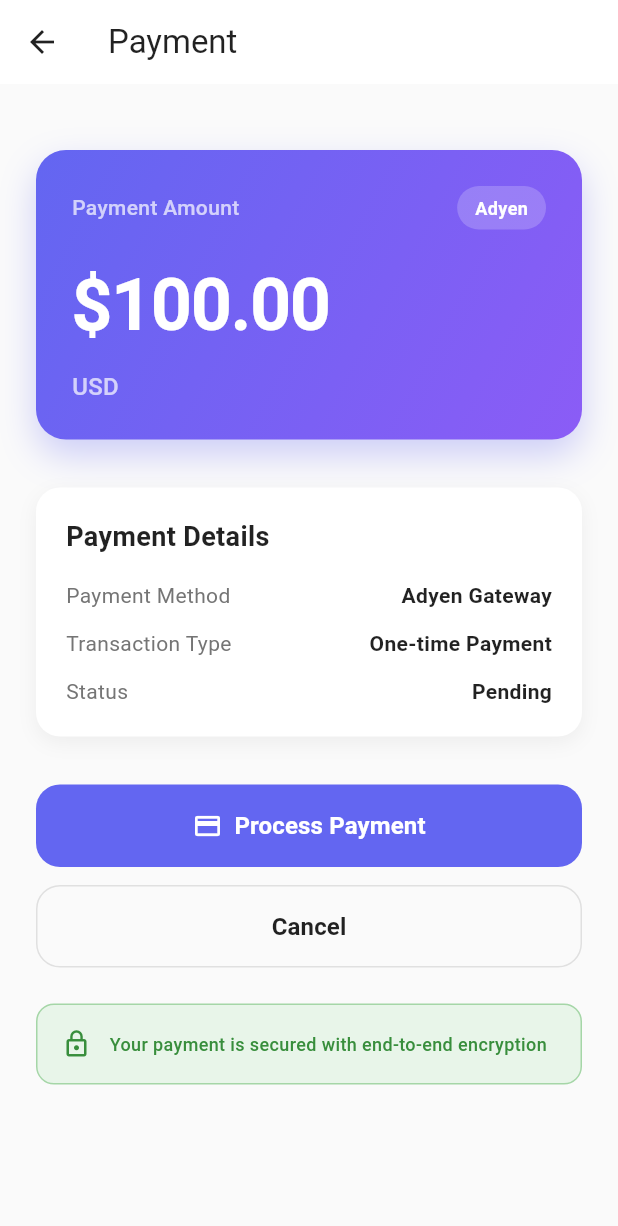
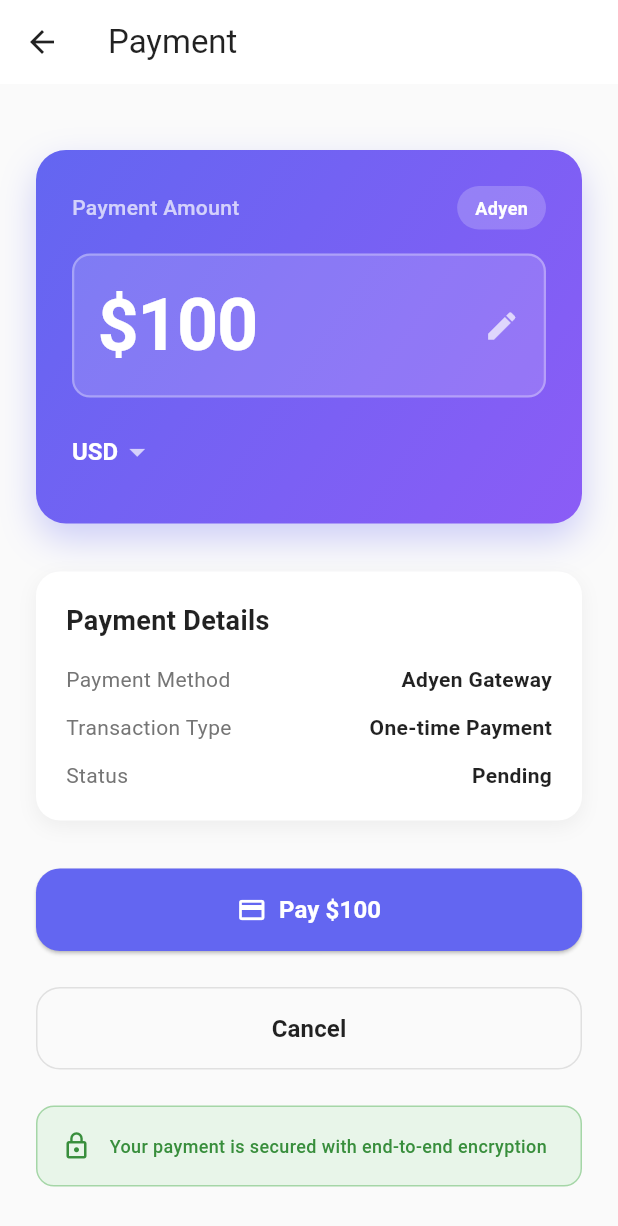
Before and after one commit to Anuji-weragoda/Kotlin_Development_MVVM, a Flutter app: the PaymentPage screen opened directly, on a phone screen of 412 x 824 dp. Shown: the top 1226 px of the screen. Run offline on Flutter 3.47's test engine with Material 3 defaults, Android fonts, the phone set to English and light mode, and no system bars; our stand-ins replace bloc, equatable, flutter_bloc, get_it.

Commit message:
updated Ui to enter amount

```diff
--- a/flutter_module/lib/features/dashboard/presentation/pages/dashboard_page.dart
+++ b/flutter_module/lib/features/dashboard/presentation/pages/dashboard_page.dart
@@ -142,7 +142,7 @@ class _DashboardPageState extends State<DashboardPage> {
                       child: StatCard(
                         icon: Icons.access_time_rounded,
                         label: 'Member Since',
-                        value: '2024',
+                        value: '',
                         color: const Color(0xFF6366F1),
                         gradient: AppColors.primaryGradient,
                       ),
--- a/flutter_module/lib/features/payment/presentation/pages/payment_page.dart
+++ b/flutter_module/lib/features/payment/presentation/pages/payment_page.dart
@@ -1,9 +1,71 @@
 import 'package:flutter/material.dart';
+import 'package:flutter/services.dart';
 import 'package:flutter_bloc/flutter_bloc.dart';
 import '../cubit/payment_cubit.dart';
 
-class PaymentPage extends StatelessWidget {
+class PaymentPage extends StatefulWidget {
   const PaymentPage({Key? key}) : super(key: key);
+
+  @override
+  State<PaymentPage> createState() => _PaymentPageState();
+}
+
+class _PaymentPageState extends State<PaymentPage> {
+  final TextEditingController _amountController = TextEditingController(text: '100');
+  String _selectedCurrency = 'USD';
+  final List<String> _currencies = ['USD', 'EUR', 'GBP', 'LKR'];
+
+  @override
+  void dispose() {
+    _amountController.dispose();
+    super.dispose();
+  }
+
+  void _showAmountInputDialog() {
+    final dialogController = TextEditingController(text: _amountController.text);
+
+    showDialog(
+      context: context,
+      builder: (context) => AlertDialog(
+        shape: RoundedRectangleBorder(borderRadius: BorderRadius.circular(20)),
+        title: const Text('Enter Amount', style: TextStyle(fontWeight: FontWeight.bold)),
+        content: TextField(
+          controller: dialogController,
+          autofocus: true,
+          keyboardType: const TextInputType.numberWithOptions(decimal: true),
+          inputFormatters: [FilteringTextInputFormatter.allow(RegExp(r'^\d+\.?\d{0,2}'))],
+          style: const TextStyle(fontSize: 32, fontWeight: FontWeight.bold),
+          decoration: InputDecoration(
+            prefixText: _getCurrencySymbol(_selectedCurrency),
+            prefixStyle: const TextStyle(fontSize: 32, fontWeight: FontWeight.bold, color: Colors.black87),
+            hintText: '0.00',
+            border: OutlineInputBorder(borderRadius: BorderRadius.circular(12)),
+            focusedBorder: OutlineInputBorder(
+              borderRadius: BorderRadius.circular(12),
+              borderSide: const BorderSide(color: Color(0xFF6366F1), width: 2),
+            ),
+          ),
+        ),
+        actions: [
+          TextButton(
+            onPressed: () => Navigator.pop(context),
+            child: Text('Cancel', style: TextStyle(color: Colors.grey[600])),
+          ),
+          ElevatedButton(
+            onPressed: () {
+              setState(() => _amountController.text = dialogController.text);
+              Navigator.pop(context);
+            },
+            style: ElevatedButton.styleFrom(
+              backgroundColor: const Color(0xFF6366F1),
+              shape: RoundedRectangleBorder(borderRadius: BorderRadius.circular(12)),
+            ),
+            child: const Text('Confirm'),
+          ),
+        ],
+      ),
+    );
+  }
 
   @override
   Widget build(BuildContext context) {
@@ -18,23 +80,36 @@ class PaymentPage extends StatelessWidget {
       body: BlocConsumer<PaymentCubit, PaymentState>(
         listener: (context, state) {
           if (state is PaymentSuccess) {
-            // Extract a human-readable message from the Map payload
             final msg = (state.data['message'] ?? state.data['result'] ?? 'Payment successful')?.toString() ?? 'Payment successful';
-            _showSuccessDialog(context, msg);
+            _showSuccessDialog(msg);
           } else if (state is PaymentFailure) {
-            _showErrorSnackBar(context, state.error);
+            _showErrorSnackBar(state.error);
           }
         },
         builder: (context, state) {
           return SingleChildScrollView(
-            child: Padding(
             padding: const EdgeInsets.all(24.0),
             child: Column(
               crossAxisAlignment: CrossAxisAlignment.stretch,
               children: [
                 const SizedBox(height: 20),
-                  // Payment Card
-                  Container(
+                _buildPaymentCard(),
+                const SizedBox(height: 32),
+                _buildDetailsCard(state),
+                const SizedBox(height: 32),
+                _buildActionButtons(state),
+                const SizedBox(height: 24),
+                _buildSecurityNotice(),
+              ],
+            ),
+          );
+        },
+      ),
+    );
+  }
+
+  Widget _buildPaymentCard() {
+    return Container(
       decoration: BoxDecoration(
         gradient: const LinearGradient(
           colors: [Color(0xFF6366F1), Color(0xFF8B5CF6)],
@@ -42,13 +117,7 @@ class PaymentPage extends StatelessWidget {
           end: Alignment.bottomRight,
         ),
         borderRadius: BorderRadius.circular(20),
-                      boxShadow: [
-                        BoxShadow(
-                          color: const Color(0xFF6366F1).withOpacity(0.3),
-                          blurRadius: 20,
-                          offset: const Offset(0, 10),
-                        ),
-                      ],
+        boxShadow: [BoxShadow(color: const Color(0xFF6366F1).withOpacity(0.3), blurRadius: 20, offset: const Offset(0, 10))],
       ),
       padding: const EdgeInsets.all(24),
       child: Column(
@@ -57,83 +126,63 @@ class PaymentPage extends StatelessWidget {
           Row(
             mainAxisAlignment: MainAxisAlignment.spaceBetween,
             children: [
-                            const Text(
-                              'Payment Amount',
-                              style: TextStyle(
-                                color: Colors.white70,
-                                fontSize: 14,
-                                fontWeight: FontWeight.w500,
-                              ),
-                            ),
+              const Text('Payment Amount', style: TextStyle(color: Colors.white70, fontSize: 14, fontWeight: FontWeight.w500)),
               Container(
-                              padding: const EdgeInsets.symmetric(
-                                horizontal: 12,
-                                vertical: 6,
-                              ),
-                              decoration: BoxDecoration(
-                                color: Colors.white.withOpacity(0.2),
-                                borderRadius: BorderRadius.circular(20),
-                              ),
-                              child: const Text(
-                                'Adyen',
-                                style: TextStyle(
-                                  color: Colors.white,
-                                  fontSize: 12,
-                                  fontWeight: FontWeight.bold,
-                                ),
-                              ),
+                padding: const EdgeInsets.symmetric(horizontal: 12, vertical: 6),
+                decoration: BoxDecoration(color: Colors.white.withOpacity(0.2), borderRadius: BorderRadius.circular(20)),
+                child: const Text('Adyen', style: TextStyle(color: Colors.white, fontSize: 12, fontWeight: FontWeight.bold)),
               ),
             ],
           ),
           const SizedBox(height: 16),
-                        const Text(
-                          '\$100.00',
-                          style: TextStyle(
-                            color: Colors.white,
-                            fontSize: 48,
-                            fontWeight: FontWeight.bold,
-                            letterSpacing: -1,
+          GestureDetector(
+            onTap: _showAmountInputDialog,
+            child: Container(
+              padding: const EdgeInsets.symmetric(horizontal: 16, vertical: 12),
+              decoration: BoxDecoration(
+                color: Colors.white.withOpacity(0.15),
+                borderRadius: BorderRadius.circular(12),
+                border: Border.all(color: Colors.white.withOpacity(0.3), width: 1.5),
+              ),
+              child: Row(
+                mainAxisAlignment: MainAxisAlignment.spaceBetween,
+                children: [
+                  Text(
+                    '${_getCurrencySymbol(_selectedCurrency)}${_amountController.text.isEmpty ? "0.00" : _amountController.text}',
+                    style: const TextStyle(color: Colors.white, fontSize: 48, fontWeight: FontWeight.bold, letterSpacing: -1),
+                  ),
+                  Icon(Icons.edit, color: Colors.white.withOpacity(0.7), size: 24),
+                ],
               ),
             ),
-                        const SizedBox(height: 8),
-                        const Text(
-                          'USD',
-                          style: TextStyle(
-                            color: Colors.white70,
-                            fontSize: 16,
-                            fontWeight: FontWeight.w500,
           ),
+          const SizedBox(height: 12),
+          DropdownButton<String>(
+            value: _selectedCurrency,
+            dropdownColor: const Color(0xFF6366F1),
+            underline: Container(),
+            icon: const Icon(Icons.arrow_drop_down, color: Colors.white70),
+            style: const TextStyle(color: Colors.white, fontSize: 16, fontWeight: FontWeight.w600),
+            items: _currencies.map((currency) => DropdownMenuItem(value: currency, child: Text(currency))).toList(),
+            onChanged: (value) => setState(() => _selectedCurrency = value!),
           ),
         ],
       ),
-                  ),
-                  const SizedBox(height: 32),
+    );
+  }
 
-                  // Payment Details Card
-                  Container(
+  Widget _buildDetailsCard(PaymentState state) {
+    return Container(
       decoration: BoxDecoration(
         color: Colors.white,
         borderRadius: BorderRadius.circular(16),
-                      boxShadow: [
-                        BoxShadow(
-                          color: Colors.black.withOpacity(0.05),
-                          blurRadius: 10,
-                          offset: const Offset(0, 4),
-                        ),
-                      ],
+        boxShadow: [BoxShadow(color: Colors.black.withOpacity(0.05), blurRadius: 10, offset: const Offset(0, 4))],
       ),
       padding: const EdgeInsets.all(20),
       child: Column(
         crossAxisAlignment: CrossAxisAlignment.start,
         children: [
-                        const Text(
-                          'Payment Details',
-                          style: TextStyle(
-                            fontSize: 18,
-                            fontWeight: FontWeight.bold,
-                            color: Colors.black87,
-                          ),
-                        ),
+          const Text('Payment Details', style: TextStyle(fontSize: 18, fontWeight: FontWeight.bold, color: Colors.black87)),
           const SizedBox(height: 16),
           _buildDetailRow('Payment Method', 'Adyen Gateway'),
           const SizedBox(height: 12),
@@ -142,86 +191,71 @@ class PaymentPage extends StatelessWidget {
           _buildDetailRow('Status', _getStatusText(state)),
         ],
       ),
-                  ),
-                  const SizedBox(height: 32),
+    );
+  }
 
-                  // Action Buttons
-                  if (state is PaymentLoading)
-                    Container(
+  Widget _buildActionButtons(PaymentState state) {
+    if (state is PaymentLoading) {
+      return Container(
         height: 56,
         decoration: BoxDecoration(
-                        gradient: const LinearGradient(
-                          colors: [Color(0xFF6366F1), Color(0xFF8B5CF6)],
-                        ),
+          gradient: const LinearGradient(colors: [Color(0xFF6366F1), Color(0xFF8B5CF6)]),
           borderRadius: BorderRadius.circular(16),
         ),
         child: const Center(
           child: SizedBox(
             height: 24,
             width: 24,
-                          child: CircularProgressIndicator(
-                            strokeWidth: 2.5,
-                            valueColor: AlwaysStoppedAnimation<Color>(Colors.white),
+            child: CircularProgressIndicator(strokeWidth: 2.5, valueColor: AlwaysStoppedAnimation<Color>(Colors.white)),
           ),
         ),
-                      ),
-                    )
-                  else
+      );
+    }
+
+    return Column(
+      children: [
         ElevatedButton(
-                      onPressed: () {
-                        context.read<PaymentCubit>().pay(
-                          amount: '100',
-                          currency: 'USD',
-                        );
-                      },
+          onPressed: _isValidAmount() ? () => context.read<PaymentCubit>().pay(amount: _amountController.text, currency: _selectedCurrency) : null,
           style: ElevatedButton.styleFrom(
             backgroundColor: const Color(0xFF6366F1),
             foregroundColor: Colors.white,
             padding: const EdgeInsets.symmetric(vertical: 16),
-                        shape: RoundedRectangleBorder(
-                          borderRadius: BorderRadius.circular(16),
+            shape: RoundedRectangleBorder(borderRadius: BorderRadius.circular(16)),
+            disabledBackgroundColor: Colors.grey[300],
           ),
-                        elevation: 0,
-                        shadowColor: const Color(0xFF6366F1).withOpacity(0.3),
-                      ),
-                      child: const Row(
+          child: Row(
             mainAxisAlignment: MainAxisAlignment.center,
             children: [
-                          Icon(Icons.payment, size: 20),
-                          SizedBox(width: 8),
+              const Icon(Icons.payment, size: 20),
+              const SizedBox(width: 8),
               Text(
-                            'Process Payment',
-                            style: TextStyle(
-                              fontSize: 16,
-                              fontWeight: FontWeight.w600,
-                            ),
+                'Pay ${_getCurrencySymbol(_selectedCurrency)}${_amountController.text.isEmpty ? "0.00" : _amountController.text}',
+                style: const TextStyle(fontSize: 16, fontWeight: FontWeight.w600),
               ),
             ],
           ),
         ),
         const SizedBox(height: 12),
-                  OutlinedButton(
+        const SizedBox(height: 12),
+        SizedBox(
+          width: double.infinity,
+          child: OutlinedButton(
             onPressed: () => Navigator.pop(context),
             style: OutlinedButton.styleFrom(
               foregroundColor: Colors.black87,
               padding: const EdgeInsets.symmetric(vertical: 16),
-                      shape: RoundedRectangleBorder(
-                        borderRadius: BorderRadius.circular(16),
-                      ),
+              shape: RoundedRectangleBorder(borderRadius: BorderRadius.circular(16)),
               side: BorderSide(color: Colors.grey[300]!),
             ),
-                    child: const Text(
-                      'Cancel',
-                      style: TextStyle(
-                        fontSize: 16,
-                        fontWeight: FontWeight.w600,
+            child: const Text('Cancel', style: TextStyle(fontSize: 16, fontWeight: FontWeight.w600)),
           ),
         ),
-                  ),
-                  const SizedBox(height: 24),
+      ],
+    );
+  }
 
-                  // Security Notice
-                  Container(
+  Widget _buildSecurityNotice() {
+    return Container(
       padding: const EdgeInsets.all(16),
       decoration: BoxDecoration(
         color: Colors.green[50],
@@ -235,21 +269,10 @@ class PaymentPage extends StatelessWidget {
           Expanded(
             child: Text(
               'Your payment is secured with end-to-end encryption',
-                            style: TextStyle(
-                              color: Colors.green[700],
-                              fontSize: 12,
-                              fontWeight: FontWeight.w500,
-                            ),
+              style: TextStyle(color: Colors.green[700], fontSize: 12, fontWeight: FontWeight.w500),
             ),
           ),
         ],
-                    ),
-                  ),
-                ],
-              ),
-            ),
-          );
-        },
       ),
     );
   }
@@ -258,23 +281,19 @@ class PaymentPage extends StatelessWidget {
     return Row(
       mainAxisAlignment: MainAxisAlignment.spaceBetween,
       children: [
-        Text(
-          label,
-          style: TextStyle(
-            color: Colors.grey[600],
-            fontSize: 14,
-          ),
-        ),
-        Text(
-          value,
-          style: const TextStyle(
-            color: Colors.black87,
-            fontSize: 14,
-            fontWeight: FontWeight.w600,
-          ),
-        ),
+        Text(label, style: TextStyle(color: Colors.grey[600], fontSize: 14)),
+        Text(value, style: const TextStyle(color: Colors.black87, fontSize: 14, fontWeight: FontWeight.w600)),
       ],
     );
+  }
+
+  bool _isValidAmount() {
+    final amount = double.tryParse(_amountController.text);
+    return amount != null && amount > 0;
+  }
+
+  String _getCurrencySymbol(String currency) {
+    return {'USD': '\$', 'EUR': '€', 'GBP': '£', 'LKR': 'Rs. '}[currency] ?? '\$';
   }
 
   String _getStatusText(PaymentState state) {
@@ -284,7 +303,7 @@ class PaymentPage extends StatelessWidget {
     return 'Pending';
   }
 
-  void _showSuccessDialog(BuildContext context, String message) {
+  void _showSuccessDialog(String message) {
     showDialog(
       context: context,
       builder: (context) => Dialog(
@@ -297,33 +316,13 @@ class PaymentPage extends StatelessWidget {
               Container(
                 width: 80,
                 height: 80,
-                decoration: BoxDecoration(
-                  color: Colors.green[50],
-                  shape: BoxShape.circle,
-                ),
-                child: Icon(
-                  Icons.check_circle,
-                  color: Colors.green[600],
-                  size: 50,
-                ),
+                decoration: BoxDecoration(color: Colors.green[50], shape: BoxShape.circle),
+                child: Icon(Icons.check_circle, color: Colors.green[600], size: 50),
               ),
               const SizedBox(height: 20),
-              const Text(
-                'Payment Successful!',
-                style: TextStyle(
-                  fontSize: 22,
-                  fontWeight: FontWeight.bold,
-                ),
-              ),
+              const Text('Payment Successful!', style: TextStyle(fontSize: 22, fontWeight: FontWeight.bold)),
               const SizedBox(height: 12),
-              Text(
-                message,
-                textAlign: TextAlign.center,
-                style: TextStyle(
-                  color: Colors.grey[600],
-                  fontSize: 14,
-                ),
-              ),
+              Text(message, textAlign: TextAlign.center, style: TextStyle(color: Colors.grey[600], fontSize: 14)),
               const SizedBox(height: 24),
               ElevatedButton(
                 onPressed: () {
@@ -332,14 +331,8 @@ class PaymentPage extends StatelessWidget {
                 },
                 style: ElevatedButton.styleFrom(
                   backgroundColor: const Color(0xFF6366F1),
-                  foregroundColor: Colors.white,
-                  padding: const EdgeInsets.symmetric(
-                    horizontal: 32,
-                    vertical: 12,
-                  ),
-                  shape: RoundedRectangleBorder(
-                    borderRadius: BorderRadius.circular(12),
-                  ),
+                  padding: const EdgeInsets.symmetric(horizontal: 32, vertical: 12),
+                  shape: RoundedRectangleBorder(borderRadius: BorderRadius.circular(12)),
                 ),
                 child: const Text('Done'),
               ),
@@ -350,19 +343,14 @@ class PaymentPage extends StatelessWidget {
     );
   }
 
-  void _showErrorSnackBar(BuildContext context, String error) {
+  void _showErrorSnackBar(String error) {
     ScaffoldMessenger.of(context).showSnackBar(
       SnackBar(
         content: Row(
           children: [
             const Icon(Icons.error_outline, color: Colors.white),
             const SizedBox(width: 12),
-            Expanded(
-              child: Text(
-                error,
-                style: const TextStyle(fontWeight: FontWeight.w500),
-              ),
-            ),
+            Expanded(child: Text(error, style: const TextStyle(fontWeight: FontWeight.w500))),
           ],
         ),
         backgroundColor: Colors.red[600],
--- a/flutter_module/lib/services/adyen_payment_service.dart
+++ b/flutter_module/lib/services/adyen_payment_service.dart
@@ -5,7 +5,7 @@ class AdyenPaymentService {
 
   AdyenPaymentService();
 
-  // Return the full platform result as a Map so we can inspect success, actionData, etc.
+
   Future<Map<String, dynamic>?> startPayment({
     required String amount,
     required String currency,
```
Lines whose indentation alone changed are shown as unchanged.
